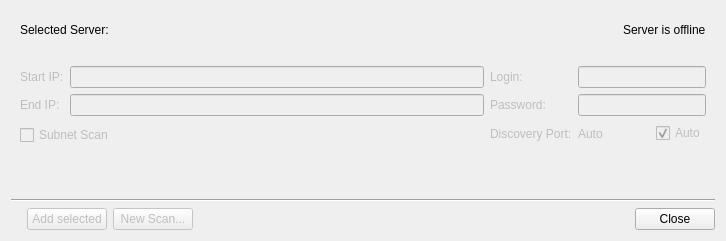
The window that client/libclient/src/ui/dialogs/camera_addition_dialog.ui (networkoptix/nx_open) describes before a commit, drawn with Qt 5.
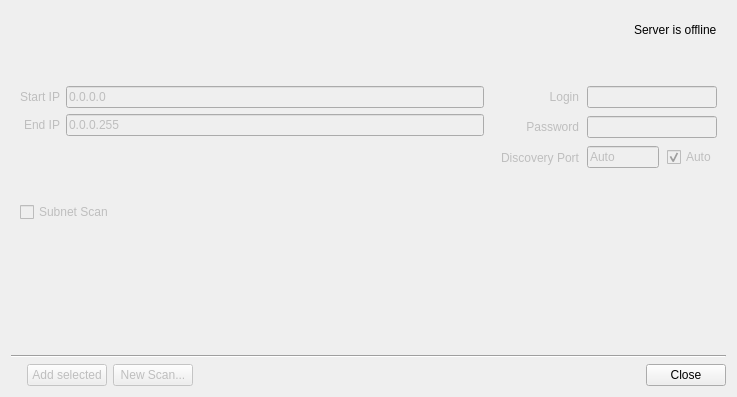
The same window after the commit. The open tabs and pages were chosen to show the change. Custom widgets are drawn as their Qt base class.

Commit message:
VMS-3099: Fix camera addition dialog layout
<==== Mercurial data ====>
Branch: dev_3.0.0_gui

The edit to the form file:
```diff
--- a/client/libclient/src/ui/dialogs/camera_addition_dialog.ui
+++ b/client/libclient/src/ui/dialogs/camera_addition_dialog.ui
@@ -7,7 +7,7 @@
     <x>0</x>
     <y>0</y>
     <width>726</width>
-    <height>233</height>
+    <height>397</height>
    </rect>
   </property>
   <property name="sizePolicy">
@@ -25,23 +25,19 @@
   <property name="windowTitle">
    <string>Add device(s)...</string>
   </property>
-  <layout class="QVBoxLayout" name="verticalLayout_2">
+  <layout class="QVBoxLayout" name="verticalLayout_2" stretch="0,1,0,0">
    <item>
     <widget class="QWidget" name="widget" native="true">
      <layout class="QVBoxLayout" name="verticalLayout_9">
+      <property name="spacing">
+       <number>16</number>
+      </property>
       <item>
        <layout class="QHBoxLayout" name="horizontalLayout_5">
-        <item>
-         <widget class="QLabel" name="serverCaptionLabel">
-          <property name="text">
-           <string>Selected Server:</string>
-          </property>
-         </widget>
-        </item>
         <item>
          <widget class="QLabel" name="serverNameLabel">
           <property name="text">
-           <string/>
+           <string notr="true"/>
           </property>
          </widget>
         </item>
@@ -79,7 +75,7 @@
          <number>0</number>
         </property>
         <widget class="QWidget" name="searchParametersPage">
-         <layout class="QVBoxLayout" name="verticalLayout_8" stretch="0,0,1">
+         <layout class="QVBoxLayout" name="verticalLayout_8" stretch="0,0,0">
           <property name="leftMargin">
            <number>0</number>
           </property>
@@ -95,6 +91,9 @@
           <item>
            <widget class="QWidget" name="scanParamsWidget" native="true">
             <layout class="QHBoxLayout" name="horizontalLayout" stretch="1,0">
+             <property name="spacing">
+              <number>16</number>
+             </property>
              <property name="leftMargin">
               <number>0</number>
              </property>
@@ -114,11 +113,17 @@
                </property>
                <item>
                 <widget class="QStackedWidget" name="addressStackedWidget">
+                 <property name="sizePolicy">
+                  <sizepolicy hsizetype="Preferred" vsizetype="Fixed">
+                   <horstretch>0</horstretch>
+                   <verstretch>0</verstretch>
+                  </sizepolicy>
+                 </property>
                  <property name="currentIndex">
                   <number>0</number>
                  </property>
                  <widget class="QWidget" name="pageSingleCamera">
-                  <layout class="QVBoxLayout" name="verticalLayout_7">
+                  <layout class="QGridLayout" name="singleCameraLayout" rowstretch="1,0">
                    <property name="leftMargin">
                     <number>0</number>
                    </property>
@@ -131,12 +136,13 @@
                    <property name="bottomMargin">
                     <number>0</number>
                    </property>
-                   <item>
-                    <layout class="QFormLayout" name="singleCameraLayout">
                      <item row="0" column="0">
                       <widget class="QLabel" name="singleCameraLabel">
                        <property name="text">
-                        <string>Device Address:</string>
+                      <string>Device Address</string>
+                     </property>
+                     <property name="alignment">
+                      <set>Qt::AlignRight|Qt::AlignTrailing|Qt::AlignVCenter</set>
                        </property>
                        <property name="buddy">
                         <cstring>singleCameraLineEdit</cstring>
@@ -153,12 +159,23 @@
                        </property>
                       </widget>
                      </item>
-                    </layout>
+                   <item row="1" column="0" colspan="2">
+                    <spacer name="verticalSpacer_2">
+                     <property name="orientation">
+                      <enum>Qt::Vertical</enum>
+                     </property>
+                     <property name="sizeHint" stdset="0">
+                      <size>
+                       <width>464</width>
+                       <height>94</height>
+                      </size>
+                     </property>
+                    </spacer>
                    </item>
                   </layout>
                  </widget>
                  <widget class="QWidget" name="pageSubnet">
-                  <layout class="QVBoxLayout" name="verticalLayout_6">
+                  <layout class="QGridLayout" name="subnetLayout" rowstretch="1,1,0">
                    <property name="leftMargin">
                     <number>0</number>
                    </property>
@@ -171,12 +188,13 @@
                    <property name="bottomMargin">
                     <number>0</number>
                    </property>
-                   <item>
-                    <layout class="QFormLayout" name="subnetLayout">
                      <item row="0" column="0">
                       <widget class="QLabel" name="startIPLabel">
                        <property name="text">
-                        <string>Start IP:</string>
+                      <string>Start IP</string>
+                     </property>
+                     <property name="alignment">
+                      <set>Qt::AlignRight|Qt::AlignTrailing|Qt::AlignVCenter</set>
                        </property>
                        <property name="buddy">
                         <cstring>startIPLineEdit</cstring>
@@ -188,12 +206,18 @@
                        <property name="inputMethodHints">
                         <set>Qt::ImhDigitsOnly</set>
                        </property>
+                     <property name="text">
+                      <string>0.0.0.0</string>
+                     </property>
                       </widget>
                      </item>
                      <item row="1" column="0">
                       <widget class="QLabel" name="endIPLabel">
                        <property name="text">
-                        <string>End IP:</string>
+                      <string>End IP</string>
+                     </property>
+                     <property name="alignment">
+                      <set>Qt::AlignRight|Qt::AlignTrailing|Qt::AlignVCenter</set>
                        </property>
                        <property name="buddy">
                         <cstring>endIPLineEdit</cstring>
@@ -205,9 +229,23 @@
                        <property name="inputMethodHints">
                         <set>Qt::ImhDigitsOnly</set>
                        </property>
-                      </widget>
-                     </item>
-                    </layout>
+                     <property name="text">
+                      <string>0.0.0.255</string>
+                     </property>
+                    </widget>
+                   </item>
+                   <item row="2" column="0" colspan="2">
+                    <spacer name="verticalSpacer_4">
+                     <property name="orientation">
+                      <enum>Qt::Vertical</enum>
+                     </property>
+                     <property name="sizeHint" stdset="0">
+                      <size>
+                       <width>20</width>
+                       <height>20</height>
+                      </size>
+                     </property>
+                    </spacer>
                    </item>
                   </layout>
                  </widget>
@@ -220,91 +258,46 @@
                  </property>
                 </widget>
                </item>
+               <item>
+                <spacer name="verticalSpacer_6">
+                 <property name="orientation">
+                  <enum>Qt::Vertical</enum>
+                 </property>
+                 <property name="sizeHint" stdset="0">
+                  <size>
+                   <width>20</width>
+                   <height>20</height>
+                  </size>
+                 </property>
+                </spacer>
+               </item>
               </layout>
              </item>
              <item>
-              <layout class="QFormLayout" name="credsLayout">
-               <property name="fieldGrowthPolicy">
-                <enum>QFormLayout::AllNonFixedFieldsGrow</enum>
+              <layout class="QGridLayout" name="credsLayout">
+               <property name="spacing">
+                <number>8</number>
                </property>
-               <item row="0" column="0">
-                <widget class="QLabel" name="loginLabel">
-                 <property name="sizePolicy">
-                  <sizepolicy hsizetype="Preferred" vsizetype="Preferred">
-                   <horstretch>0</horstretch>
-                   <verstretch>0</verstretch>
-                  </sizepolicy>
-                 </property>
-                 <property name="minimumSize">
-                  <size>
-                   <width>0</width>
-                   <height>0</height>
-                  </size>
-                 </property>
-                 <property name="text">
-                  <string>Login:</string>
-                 </property>
-                 <property name="buddy">
-                  <cstring>loginLineEdit</cstring>
-                 </property>
-                </widget>
-               </item>
-               <item row="0" column="1">
-                <widget class="QLineEdit" name="loginLineEdit">
-                 <property name="sizePolicy">
-                  <sizepolicy hsizetype="Expanding" vsizetype="Fixed">
-                   <horstretch>0</horstretch>
-                   <verstretch>0</verstretch>
-                  </sizepolicy>
-                 </property>
-                 <property name="placeholderText">
-                  <string/>
-                 </property>
-                </widget>
-               </item>
-               <item row="1" column="0">
-                <widget class="QLabel" name="passwordLabel">
-                 <property name="sizePolicy">
-                  <sizepolicy hsizetype="Preferred" vsizetype="Preferred">
-                   <horstretch>0</horstretch>
-                   <verstretch>0</verstretch>
-                  </sizepolicy>
-                 </property>
-                 <property name="minimumSize">
-                  <size>
-                   <width>0</width>
-                   <height>0</height>
-                  </size>
-                 </property>
-                 <property name="text">
-                  <string>Password:</string>
-                 </property>
-                 <property name="buddy">
-                  <cstring>passwordLineEdit</cstring>
-                 </property>
-                </widget>
-               </item>
-               <item row="1" column="1">
-                <widget class="QLineEdit" name="passwordLineEdit">
-                 <property name="sizePolicy">
-                  <sizepolicy hsizetype="Preferred" vsizetype="Fixed">
-                   <horstretch>0</horstretch>
-                   <verstretch>0</verstretch>
-                  </sizepolicy>
-                 </property>
-                 <property name="placeholderText">
-                  <string/>
-                 </property>
-                </widget>
-               </item>
                <item row="2" column="1">
                 <layout class="QHBoxLayout" name="horizontalLayout_3">
                  <item>
                   <widget class="QStackedWidget" name="portStackedWidget">
+                   <property name="sizePolicy">
+                    <sizepolicy hsizetype="Preferred" vsizetype="Fixed">
+                     <horstretch>0</horstretch>
+                     <verstretch>0</verstretch>
+                    </sizepolicy>
+                   </property>
                    <property name="currentIndex">
                     <number>1</number>
                    </property>
                    <widget class="QWidget" name="pagePort">
+                    <property name="sizePolicy">
+                     <sizepolicy hsizetype="Preferred" vsizetype="Fixed">
+                      <horstretch>0</horstretch>
+                      <verstretch>0</verstretch>
+                     </sizepolicy>
+                    </property>
                     <layout class="QVBoxLayout" name="verticalLayout_4">
                      <property name="spacing">
                       <number>0</number>
@@ -349,6 +342,12 @@
                     </layout>
                    </widget>
                    <widget class="QWidget" name="pageAuto">
+                    <property name="sizePolicy">
+                     <sizepolicy hsizetype="Preferred" vsizetype="Fixed">
+                      <horstretch>0</horstretch>
+                      <verstretch>0</verstretch>
+                     </sizepolicy>
+                    </property>
                     <layout class="QVBoxLayout" name="verticalLayout_5">
                      <property name="spacing">
                       <number>0</number>
@@ -366,13 +365,13 @@
                       <number>0</number>
                      </property>
                      <item>
-                      <widget class="QLabel" name="label">
-                       <property name="frameShape">
-                        <enum>QFrame::NoFrame</enum>
-                       </property>
+                      <widget class="QLineEdit" name="lineEdit">
                        <property name="text">
                         <string>Auto</string>
                        </property>
+                       <property name="readOnly">
+                        <bool>true</bool>
+                       </property>
                       </widget>
                      </item>
                     </layout>
@@ -391,16 +390,108 @@
                  </item>
                 </layout>
                </item>
+               <item row="1" column="1">
+                <widget class="QLineEdit" name="passwordLineEdit">
+                 <property name="sizePolicy">
+                  <sizepolicy hsizetype="Preferred" vsizetype="Fixed">
+                   <horstretch>0</horstretch>
+                   <verstretch>0</verstretch>
+                  </sizepolicy>
+                 </property>
+                 <property name="placeholderText">
+                  <string/>
+                 </property>
+                </widget>
+               </item>
                <item row="2" column="0">
                 <widget class="QLabel" name="portLabel">
                  <property name="text">
-                  <string>Discovery Port:</string>
+                  <string>Discovery Port</string>
+                 </property>
+                 <property name="alignment">
+                  <set>Qt::AlignRight|Qt::AlignTrailing|Qt::AlignVCenter</set>
                  </property>
                  <property name="buddy">
                   <cstring>portSpinBox</cstring>
                  </property>
                 </widget>
                </item>
+               <item row="1" column="0">
+                <widget class="QLabel" name="passwordLabel">
+                 <property name="sizePolicy">
+                  <sizepolicy hsizetype="Preferred" vsizetype="Preferred">
+                   <horstretch>0</horstretch>
+                   <verstretch>0</verstretch>
+                  </sizepolicy>
+                 </property>
+                 <property name="minimumSize">
+                  <size>
+                   <width>0</width>
+                   <height>0</height>
+                  </size>
+                 </property>
+                 <property name="text">
+                  <string>Password</string>
+                 </property>
+                 <property name="alignment">
+                  <set>Qt::AlignRight|Qt::AlignTrailing|Qt::AlignVCenter</set>
+                 </property>
+                 <property name="buddy">
+                  <cstring>passwordLineEdit</cstring>
+                 </property>
+                </widget>
+               </item>
+               <item row="0" column="0">
+                <widget class="QLabel" name="loginLabel">
+                 <property name="sizePolicy">
+                  <sizepolicy hsizetype="Preferred" vsizetype="Preferred">
+                   <horstretch>0</horstretch>
+                   <verstretch>0</verstretch>
+                  </sizepolicy>
+                 </property>
+                 <property name="minimumSize">
+                  <size>
+                   <width>0</width>
+                   <height>0</height>
+                  </size>
+                 </property>
+                 <property name="text">
+                  <string>Login</string>
+                 </property>
+                 <property name="alignment">
+                  <set>Qt::AlignRight|Qt::AlignTrailing|Qt::AlignVCenter</set>
+                 </property>
+                 <property name="buddy">
+                  <cstring>loginLineEdit</cstring>
+                 </property>
+                </widget>
+               </item>
+               <item row="0" column="1">
+                <widget class="QLineEdit" name="loginLineEdit">
+                 <property name="sizePolicy">
+                  <sizepolicy hsizetype="Expanding" vsizetype="Fixed">
+                   <horstretch>0</horstretch>
+                   <verstretch>0</verstretch>
+                  </sizepolicy>
+                 </property>
+                 <property name="placeholderText">
+                  <string/>
+                 </property>
+                </widget>
+               </item>
+               <item row="3" column="0" colspan="2">
+                <spacer name="verticalSpacer_5">
+                 <property name="orientation">
+                  <enum>Qt::Vertical</enum>
+                 </property>
+                 <property name="sizeHint" stdset="0">
+                  <size>
+                   <width>20</width>
+                   <height>20</height>
+                  </size>
+                 </property>
+                </spacer>
+               </item>
               </layout>
              </item>
             </layout>
@@ -414,14 +505,14 @@
            </widget>
           </item>
           <item>
-           <spacer name="verticalSpacer">
+           <spacer name="verticalSpacer_3">
             <property name="orientation">
              <enum>Qt::Vertical</enum>
             </property>
             <property name="sizeHint" stdset="0">
              <size>
               <width>20</width>
-              <height>1</height>
+              <height>20</height>
              </size>
             </property>
            </spacer>
@@ -584,6 +675,19 @@
      </layout>
     </widget>
    </item>
+   <item>
+    <spacer name="verticalSpacer">
+     <property name="orientation">
+      <enum>Qt::Vertical</enum>
+     </property>
+     <property name="sizeHint" stdset="0">
+      <size>
+       <width>20</width>
+       <height>20</height>
+      </size>
+     </property>
+    </spacer>
+   </item>
    <item>
     <widget class="Line" name="line">
      <property name="orientation">
@@ -656,12 +760,6 @@
          </property>
          <item>
           <widget class="QPushButton" name="addButton">
-           <property name="sizePolicy">
-            <sizepolicy hsizetype="Preferred" vsizetype="Preferred">
-             <horstretch>0</horstretch>
-             <verstretch>0</verstretch>
-            </sizepolicy>
-           </property>
            <property name="text">
             <string>Add selected</string>
            </property>
```
Lines whose indentation alone changed are shown as unchanged. The commit also changes 1 other file.
